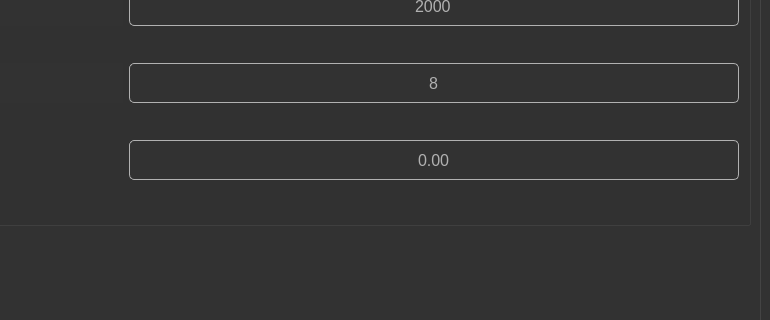
The window that codigoFuente/UI/Interface_AGB.ui (CodeRevenge/proyecto_final_SSPIA1) describes before a commit, drawn with Qt 5; both pictures show x 518 to 1288 and y 118 to 438 of the 1288 by 715 pixel window.
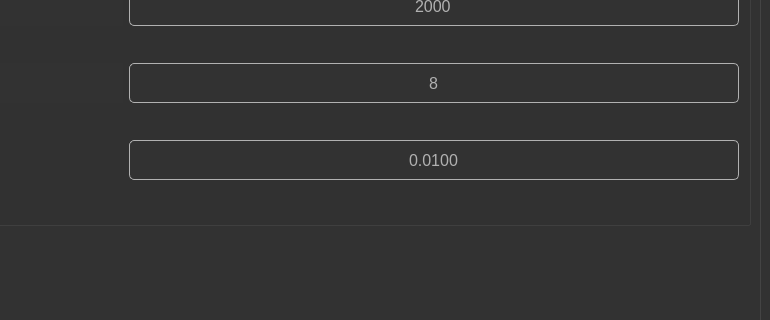
The same window after the commit. The open tabs and pages were chosen to show the change. Icons and pictures are not drawn. Custom widgets are drawn as their Qt base class.

```diff
--- a/codigoFuente/UI/Interface_AGB.ui
+++ b/codigoFuente/UI/Interface_AGB.ui
@@ -1378,6 +1378,12 @@
              <property name="keyboardTracking">
               <bool>true</bool>
              </property>
+             <property name="decimals">
+              <number>4</number>
+             </property>
+             <property name="value">
+              <double>0.010000000000000</double>
+             </property>
             </widget>
            </item>
            <item row="0" column="2" colspan="2">
```
